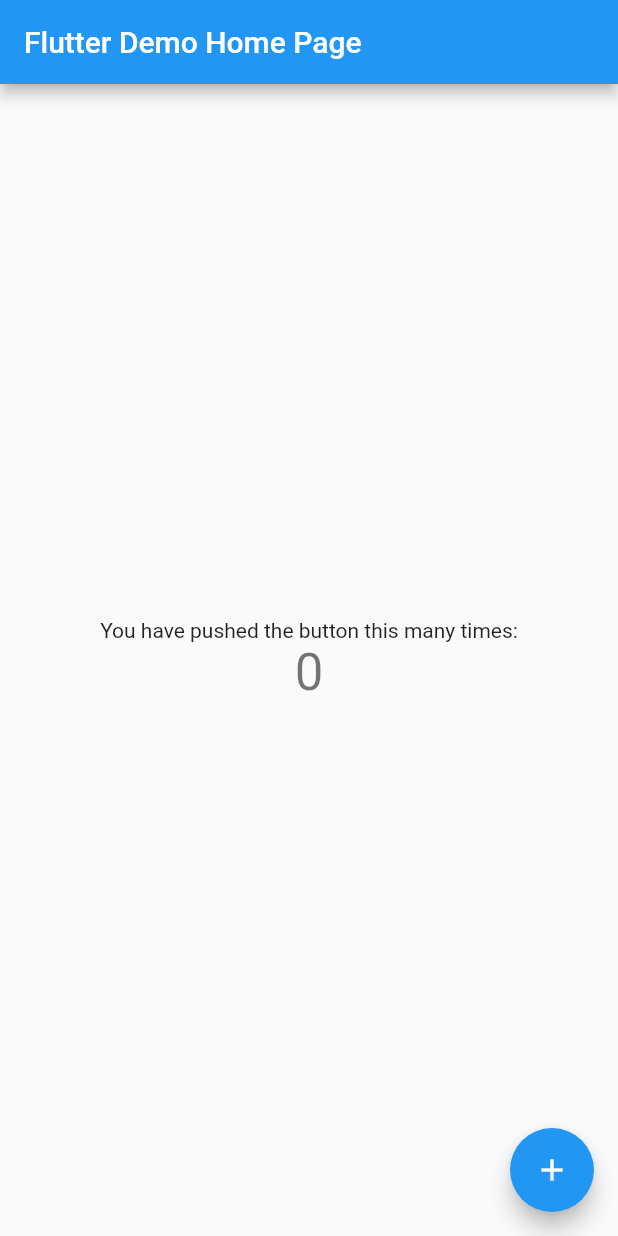
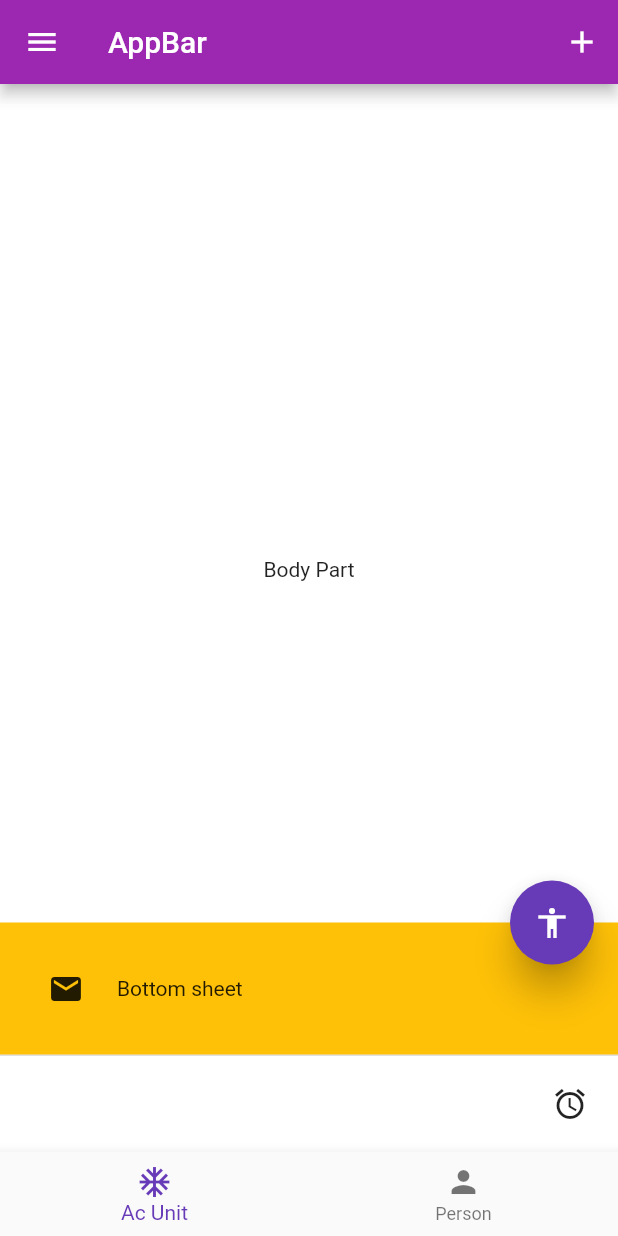
Before and after one commit to amitmaurya7374/all_in_one, a Flutter app: the screen it shows after launch, on a phone screen of 412 x 824 dp. Run offline on Flutter 3.47's test engine with Material 2 defaults, Android fonts, the phone set to English and light mode, and no system bars.

Commit message:
added scaffold

```diff
--- a/lib/main.dart
+++ b/lib/main.dart
@@ -1,117 +1,18 @@
+import 'package:all_in_one/pages/homepage.dart';
 import 'package:flutter/material.dart';
 
 void main() {
   runApp(MyApp());
 }
-
 class MyApp extends StatelessWidget {
-  // This widget is the root of your application.
   @override
   Widget build(BuildContext context) {
     return MaterialApp(
-      title: 'Flutter Demo',
+      debugShowCheckedModeBanner: false,
       theme: ThemeData(
-        // This is the theme of your application.
-        //
-        // Try running your application with "flutter run". You'll see the
-        // application has a blue toolbar. Then, without quitting the app, try
-        // changing the primarySwatch below to Colors.green and then invoke
-        // "hot reload" (press "r" in the console where you ran "flutter run",
-        // or simply save your changes to "hot reload" in a Flutter IDE).
-        // Notice that the counter didn't reset back to zero; the application
-        // is not restarted.
-        primarySwatch: Colors.blue,
-        // This makes the visual density adapt to the platform that you run
-        // the app on. For desktop platforms, the controls will be smaller and
-        // closer together (more dense) than on mobile platforms.
-        visualDensity: VisualDensity.adaptivePlatformDensity,
+        primarySwatch: Colors.deepPurple,
       ),
-      home: MyHomePage(title: 'Flutter Demo Home Page'),
+      home: HomePage(),
     );
   }
 }
-
-class MyHomePage extends StatefulWidget {
-  MyHomePage({Key key, this.title}) : super(key: key);
-
-  // This widget is the home page of your application. It is stateful, meaning
-  // that it has a State object (defined below) that contains fields that affect
-  // how it looks.
-
-  // This class is the configuration for the state. It holds the values (in this
-  // case the title) provided by the parent (in this case the App widget) and
-  // used by the build method of the State. Fields in a Widget subclass are
-  // always marked "final".
-
-  final String title;
-
-  @override
-  _MyHomePageState createState() => _MyHomePageState();
-}
-
-class _MyHomePageState extends State<MyHomePage> {
-  int _counter = 0;
-
-  void _incrementCounter() {
-    setState(() {
-      // This call to setState tells the Flutter framework that something has
-      // changed in this State, which causes it to rerun the build method below
-      // so that the display can reflect the updated values. If we changed
-      // _counter without calling setState(), then the build method would not be
-      // called again, and so nothing would appear to happen.
-      _counter++;
-    });
-  }
-
-  @override
-  Widget build(BuildContext context) {
-    // This method is rerun every time setState is called, for instance as done
-    // by the _incrementCounter method above.
-    //
-    // The Flutter framework has been optimized to make rerunning build methods
-    // fast, so that you can just rebuild anything that needs updating rather
-    // than having to individually change instances of widgets.
-    return Scaffold(
-      appBar: AppBar(
-        // Here we take the value from the MyHomePage object that was created by
-        // the App.build method, and use it to set our appbar title.
-        title: Text(widget.title),
-      ),
-      body: Center(
-        // Center is a layout widget. It takes a single child and positions it
-        // in the middle of the parent.
-        child: Column(
-          // Column is also a layout widget. It takes a list of children and
-          // arranges them vertically. By default, it sizes itself to fit its
-          // children horizontally, and tries to be as tall as its parent.
-          //
-          // Invoke "debug painting" (press "p" in the console, choose the
-          // "Toggle Debug Paint" action from the Flutter Inspector in Android
-          // Studio, or the "Toggle Debug Paint" command in Visual Studio Code)
-          // to see the wireframe for each widget.
-          //
-          // Column has various properties to control how it sizes itself and
-          // how it positions its children. Here we use mainAxisAlignment to
-          // center the children vertically; the main axis here is the vertical
-          // axis because Columns are vertical (the cross axis would be
-          // horizontal).
-          mainAxisAlignment: MainAxisAlignment.center,
-          children: <Widget>[
-            Text(
-              'You have pushed the button this many times:',
-            ),
-            Text(
-              '$_counter',
-              style: Theme.of(context).textTheme.headline4,
-            ),
-          ],
-        ),
-      ),
-      floatingActionButton: FloatingActionButton(
-        onPressed: _incrementCounter,
-        tooltip: 'Increment',
-        child: Icon(Icons.add),
-      ), // This trailing comma makes auto-formatting nicer for build methods.
-    );
-  }
-}
--- /dev/null
+++ b/lib/pages/homepage.dart
@@ -0,0 +1,109 @@
+import 'package:flutter/material.dart';
+
+class HomePage extends StatelessWidget {
+  @override
+  Widget build(BuildContext context) {
+    return Scaffold(
+      appBar: AppBar(
+        backgroundColor: Colors.purple,
+        title: Text('AppBar'),
+        actions: [
+          IconButton(
+            icon: Icon(Icons.add),
+            onPressed: () {
+              //onpress is an event handler
+              print('Added icon is pressed');
+            },
+          ),
+        ],
+      ),
+      backgroundColor: Colors.white.withOpacity(0.9),
+      body: Center(
+        child: Column(
+          mainAxisAlignment: MainAxisAlignment.center,
+          children: [
+            Text('Body Part'),
+          ],
+        ),
+      ),
+      bottomNavigationBar: BottomNavigationBar(
+        type: BottomNavigationBarType.fixed,
+        onTap: (index)=>debugPrint('BottomNavigationBarTapped $index'),
+        items: [
+          BottomNavigationBarItem(
+            icon: Icon(Icons.ac_unit),
+            title: Text('Ac Unit'),
+          ),
+          BottomNavigationBarItem(
+            icon: Icon(Icons.person),
+            title: Text('Person'),
+          ),
+        ],
+      ),
+      bottomSheet: Container(
+        color: Colors.amber,
+        padding: EdgeInsets.all(20.0),
+        child: Row(
+          children: [
+            IconButton(
+              icon: Icon(Icons.mail),
+              onPressed: (){},
+            ),
+            SizedBox(
+              width: 10.0,
+            ),
+            Text('Bottom sheet'),
+          ],
+        ),
+      ),
+      drawer: Drawer(
+
+        child: ListView(
+          children: [
+            Container(
+              color: Theme.of(context).primaryColor,
+              height: 100.0,
+              width: double.infinity,
+            ),
+            Padding(
+              padding: const EdgeInsets.all(8.0),
+              child: Column(
+                children: [
+                  Row(
+                    children: [
+                      Icon(Icons.phone_android,color: Colors.deepPurple,),
+                      SizedBox(width: 5.0,),
+                      Text('Drawer Item 1'),
+                    ],
+                  ),
+                  SizedBox(height: 10.0,),
+                  Row(
+                    children: [
+                      Icon(Icons.train,color: Colors.deepPurple,),
+                      SizedBox(width: 5.0,),
+                      Text('Drawer Item 2'),
+                    ],
+                  ),
+                ],
+              ),
+            ),
+          ],
+        ),
+      ),
+      floatingActionButton: FloatingActionButton(
+        elevation: 10.0,
+        onPressed: (){
+          print('You tapped mee');
+
+        },
+        child: Icon(Icons.accessibility),
+      ),
+      persistentFooterButtons: [
+        IconButton(
+          icon: Icon(Icons.access_alarm),
+          onPressed: (){},
+        ),
+      ],
+    );
+  }
+}
```
Also changed, not shown: pubspec.yaml (+4 -63 lines), pubspec.lock.
